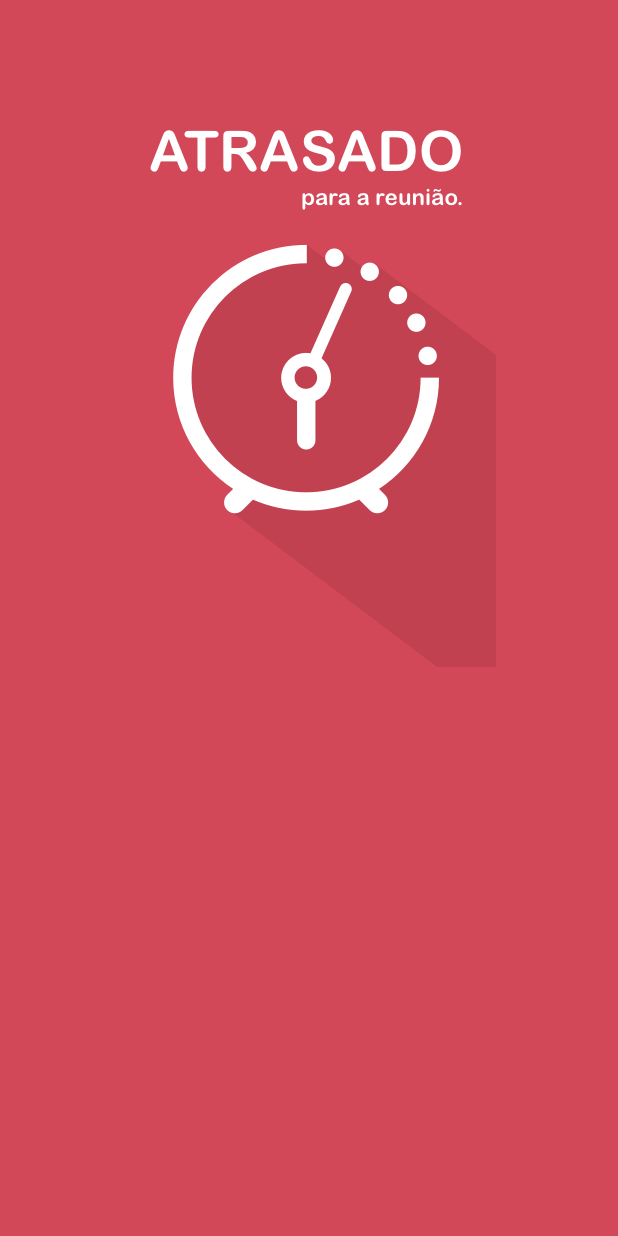
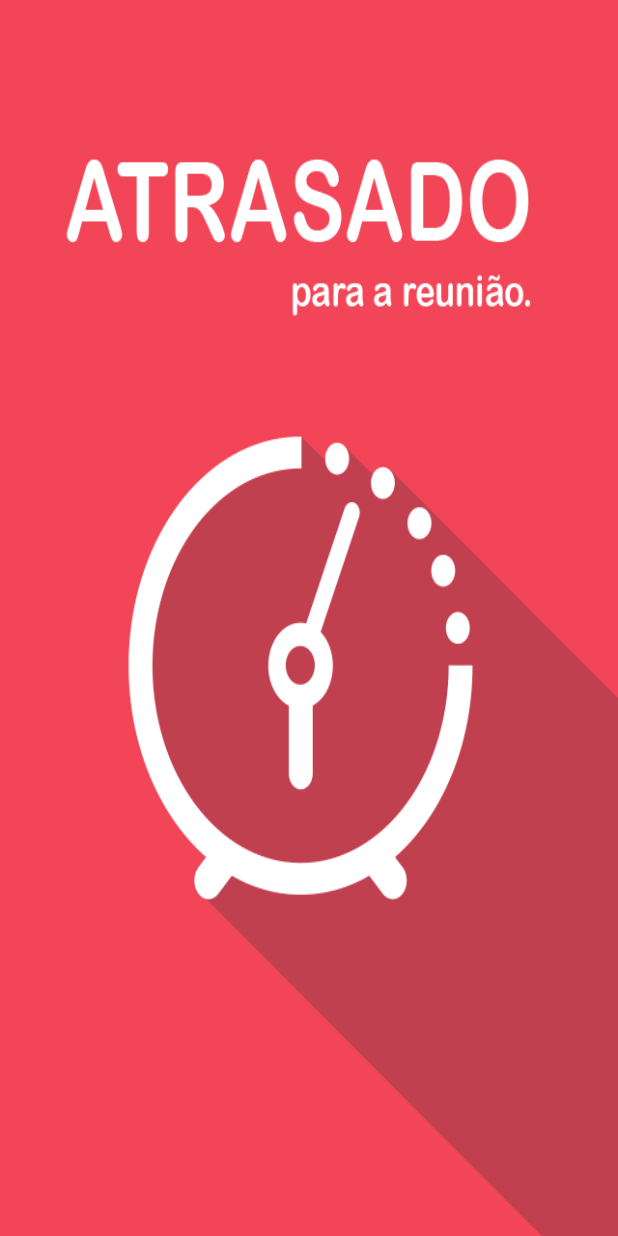
Before and after one commit to Atrasado/atrasadoapp, an Android app: the SplashScreenActivity screen opened directly, with no data from a screen before it, on a phone screen of 412 x 824 dp. Run offline under Robolectric (Android 15) with nearby library versions, the light colour scheme and no system bars; 1 statement that could not run was skipped.

Commit message:
Splash corrigido

```diff
--- a/app/src/main/res/layout/activity_splash_screen.xml
+++ b/app/src/main/res/layout/activity_splash_screen.xml
@@ -9,10 +9,10 @@
 
     <ImageView
         android:scaleType="fitXY"
-        android:layout_gravity="center"
-        android:layout_width="wrap_content"
-        android:layout_height="wrap_content"
-        android:background="@drawable/splash" />
+        android:layout_width="fill_parent"
+        android:layout_height="fill_parent"
+        android:background="@drawable/splash"
+        android:layout_gravity="center" />
 
 
 </LinearLayout>
```
Also changed, not shown: app/src/main/res/drawable-nodpi/splash.png.
